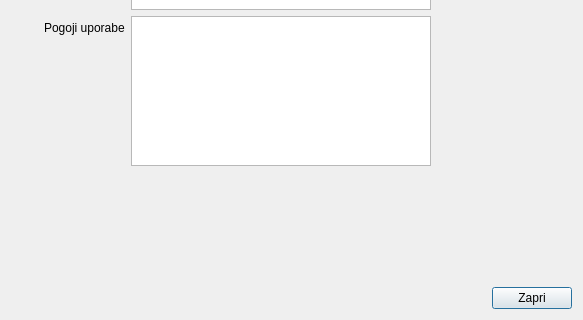
This is vizitka.ui in bubi-luka/BubiRacun as Qt 5 draws it before an edit; both pictures show x 0 to 583 and y 291 to 611 of the 583 by 611 pixel window. The edited form follows.
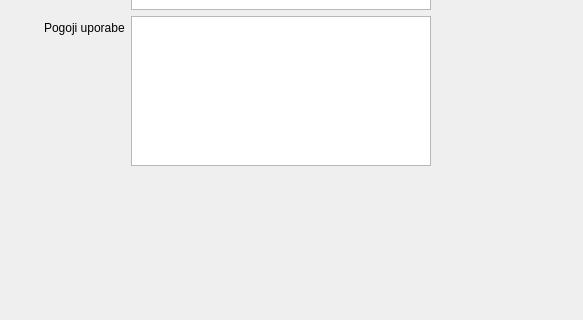
This is the edited form.

Patch:
```diff
--- a/vizitka.ui
+++ b/vizitka.ui
@@ -188,30 +188,6 @@
      </property>
     </spacer>
    </item>
-   <item row="2" column="0">
-    <layout class="QHBoxLayout" name="horizontalLayout">
-     <item>
-      <spacer name="horizontalSpacer">
-       <property name="orientation">
-        <enum>Qt::Horizontal</enum>
-       </property>
-       <property name="sizeHint" stdset="0">
-        <size>
-         <width>40</width>
-         <height>20</height>
-        </size>
-       </property>
-      </spacer>
-     </item>
-     <item>
-      <widget class="QPushButton" name="btn_zapri">
-       <property name="text">
-        <string>Zapri</string>
-       </property>
-      </widget>
-     </item>
-    </layout>
-   </item>
   </layout>
  </widget>
  <resources/>
```
